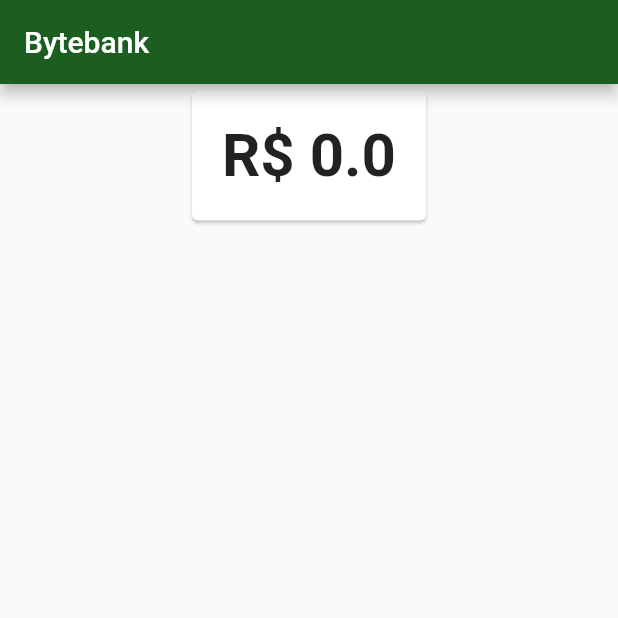
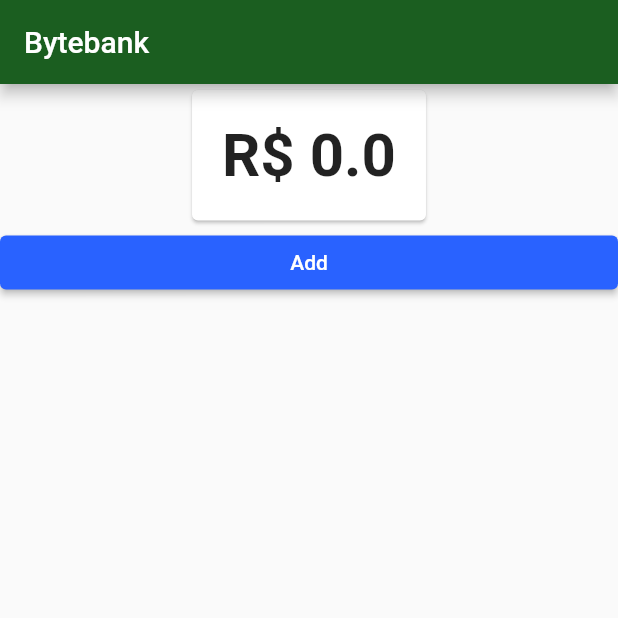
Before and after one commit to MagnunAVF/bytebank, a Flutter app: the screen it shows after launch, on a phone screen of 412 x 824 dp, the top half of it. Run offline on Flutter 3.47's test engine with Material 2 defaults, Android fonts, the phone set to English and light mode, and no system bars.

Commit message:
Create add and substract methods in balance

```diff
--- a/lib/models/balance.dart
+++ b/lib/models/balance.dart
@@ -1,9 +1,21 @@
 import 'package:flutter/material.dart';
 
 class Balance extends ChangeNotifier {
-  final double value;
+  double value;
 
   Balance(this.value);
+
+  void add(double value) {
+    this.value += value;
+
+    notifyListeners();
+  }
+
+  void subtract(double value) {
+    this.value -= value;
+
+    notifyListeners();
+  }
 
   @override
   String toString() {
--- a/lib/screens/dashboards/dashboard.dart
+++ b/lib/screens/dashboards/dashboard.dart
@@ -1,4 +1,6 @@
+import 'package:bytebank/models/balance.dart';
 import 'package:flutter/material.dart';
+import 'package:provider/provider.dart';
 import 'balance.dart';
 
 const _appBarTitle = 'Bytebank';
@@ -8,9 +10,23 @@ class Dashboard extends StatelessWidget {
   Widget build(BuildContext context) {
     return Scaffold(
       appBar: AppBar(title: Text(_appBarTitle)),
-      body: Align(
-        alignment: Alignment.topCenter,
-        child: BalanceCard(),
+      body: ListView(
+        children: <Widget>[
+          Align(
+            alignment: Alignment.topCenter,
+            child: BalanceCard(),
+          ),
+          Consumer<Balance>(
+            builder: (context, balance, child) {
+              return RaisedButton(
+                child: Text('Add'),
+                onPressed: () {
+                  balance.add(10);
+                },
+              );
+            },
+          ),
+        ],
       ),
     );
   }
```
